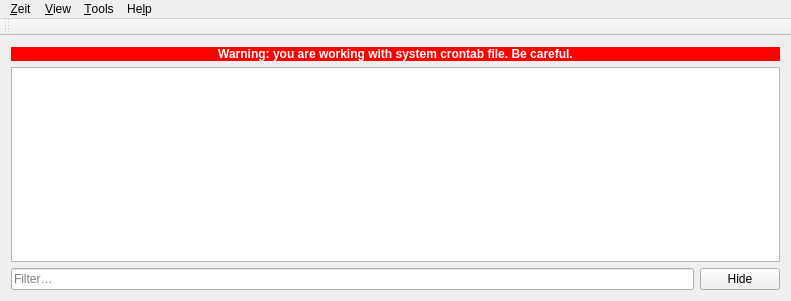
The window that src/mainwindow.ui (loimu/zeit) describes before a commit, drawn with Qt 5.
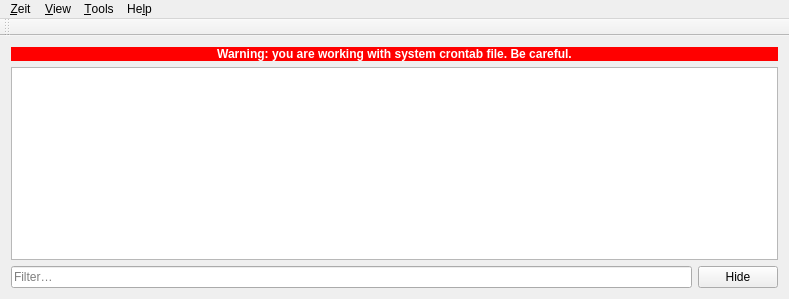
The same window after the commit. Icons and pictures are not drawn.

Patch:
```diff
--- a/src/mainwindow.ui
+++ b/src/mainwindow.ui
@@ -6,8 +6,8 @@
    <rect>
     <x>0</x>
     <y>0</y>
-    <width>791</width>
-    <height>301</height>
+    <width>789</width>
+    <height>299</height>
    </rect>
   </property>
   <property name="windowTitle">
@@ -75,7 +75,7 @@
     <rect>
      <x>0</x>
      <y>0</y>
-     <width>791</width>
+     <width>789</width>
      <height>30</height>
     </rect>
    </property>
```
Left out of the diff: 2 changed lines with no effect on the pictures.
